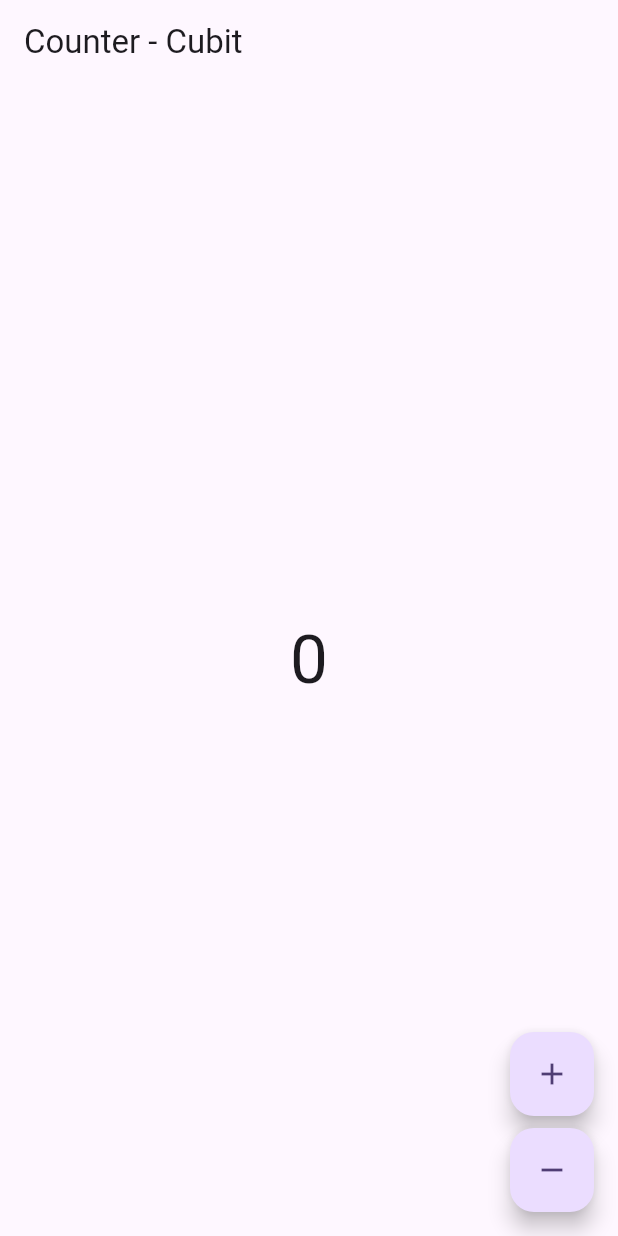
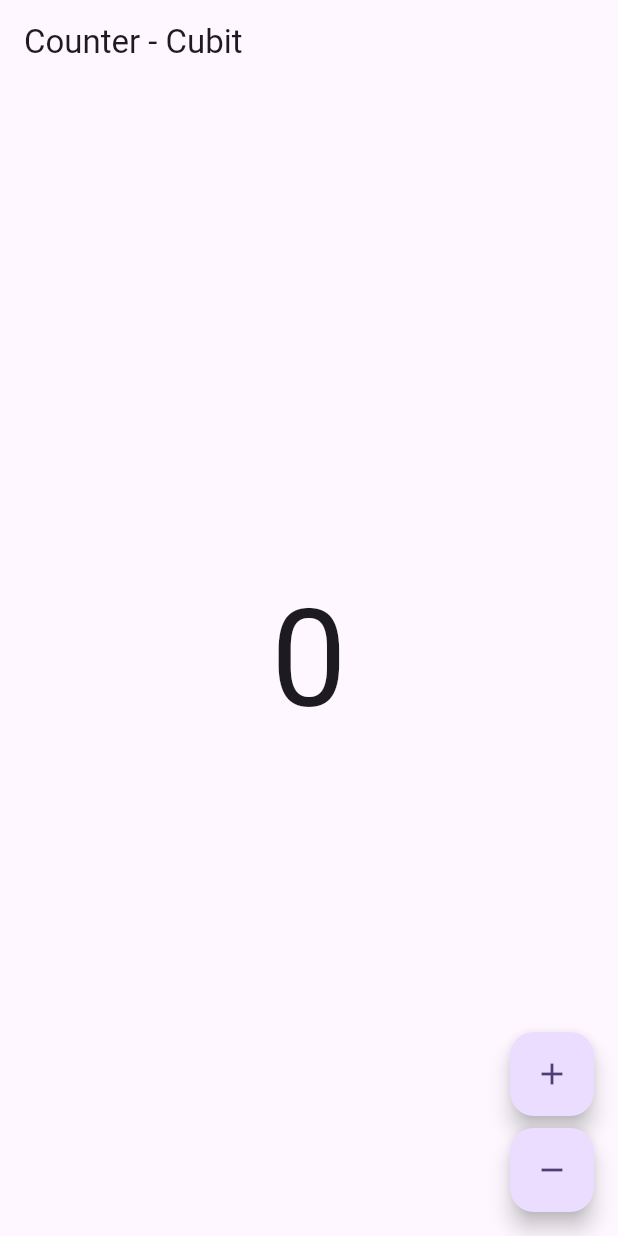
Before and after one commit to ProjectAJ14/flutter_bloc_workshop, a Flutter app: the screen it shows after launch, on a phone screen of 412 x 824 dp. Run offline on Flutter 3.47's test engine with Material 2 defaults, Android fonts, the light colour scheme and no system bars; our stand-ins replace bloc, flutter_bloc, logger.

Commit message:
Update font

```diff
--- a/lib/features/counter/view/counter_view.dart
+++ b/lib/features/counter/view/counter_view.dart
@@ -16,7 +16,8 @@ class CounterView extends StatelessWidget {
       body: Center(
         child: BlocBuilder<CounterCubit, int>(
           builder: (context, state) {
-            return Text('$state', style: textTheme.displayMedium);
+            return Text('$state',
+                style: textTheme.displayLarge!.copyWith(fontSize: 90));
           },
         ),
       ),
```
